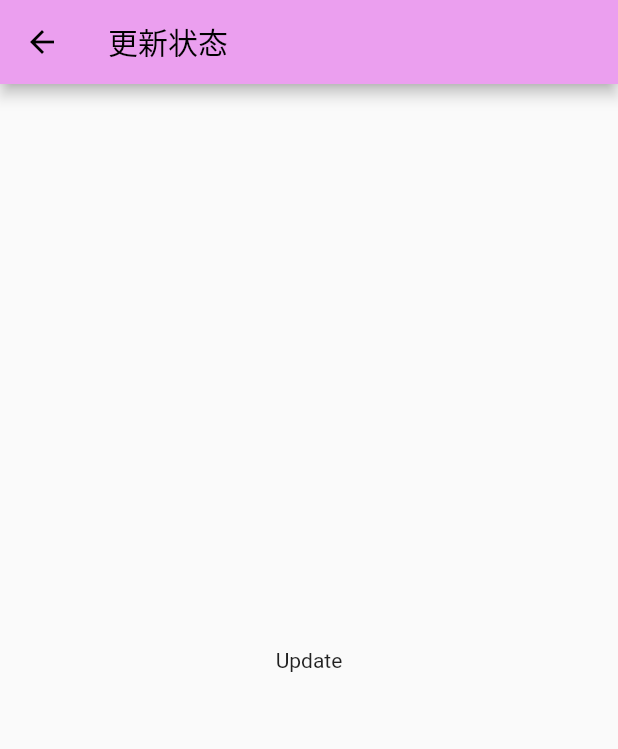
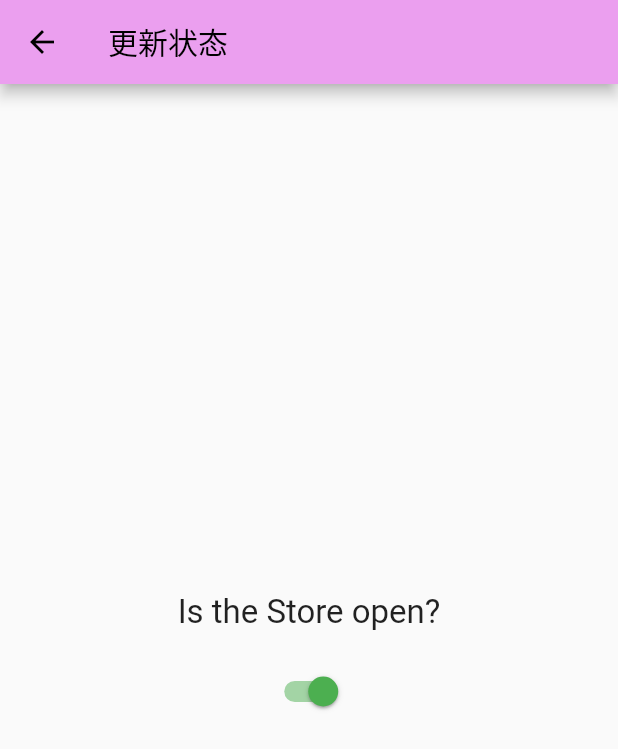
Before and after one commit to whl555/getx_demo, a Flutter app: the StoreStatus screen opened by its route, on a phone screen of 412 x 824 dp. Shown: the top 749 px of the screen. Run offline on Flutter 3.47's test engine with Material 2 defaults, Android fonts, the phone set to English and light mode, and no system bars; our stand-ins replace get, get_storage; accounts and stored records are empty.

Commit message:
feat: switch toggle update status

```diff
--- a/lib/pages/toggle_status/store_status.dart
+++ b/lib/pages/toggle_status/store_status.dart
@@ -1,14 +1,37 @@
 import 'package:flutter/material.dart';
+import 'package:get/get.dart';
+import 'package:store/manager/store_controller.dart';
 
 class StoreStatus extends StatelessWidget {
-  const StoreStatus({Key? key}) : super(key: key);
+  StoreStatus({Key? key}) : super(key: key);
+
+  final storeController = Get.find<StoreController>();
 
   @override
   Widget build(BuildContext context) {
     return Scaffold(
-      appBar: AppBar(title: Text("更新状态")),
-      body: Center(
-          child: Text("Update")
+      appBar: AppBar(title: const Text("更新状态")),
+      body: Container(
+        padding: const EdgeInsets.all(24),
+        child: Center(
+          child: Column(
+            mainAxisAlignment: MainAxisAlignment.center,
+            children: [
+              const Text(
+                "Is the Store open?",
+                style: TextStyle(fontSize: 22),
+              ),
+              const SizedBox(height: 16),
+              Obx(
+                    () => Switch(
+                  onChanged: (value) => storeController.isStoreOpen(value),
+                  activeColor: Colors.green,
+                  value: storeController.isStoreOpen.value,
+                ),
+              )
+            ],
+          ),
+        ),
       ),
     );
   }
```
